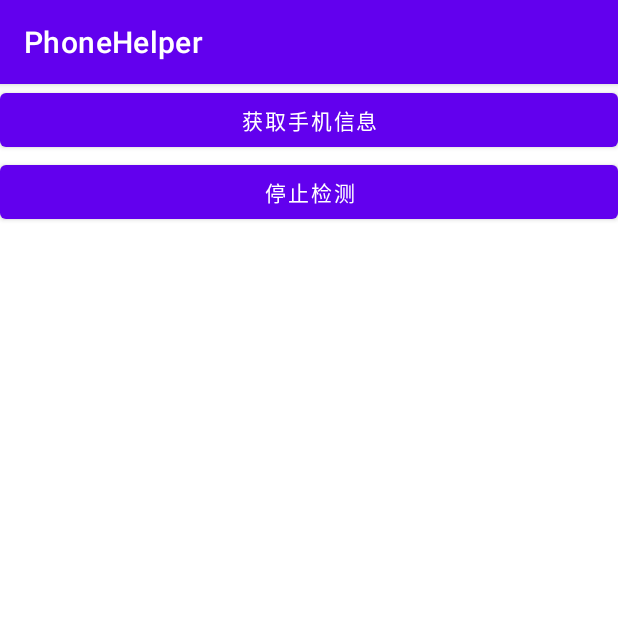
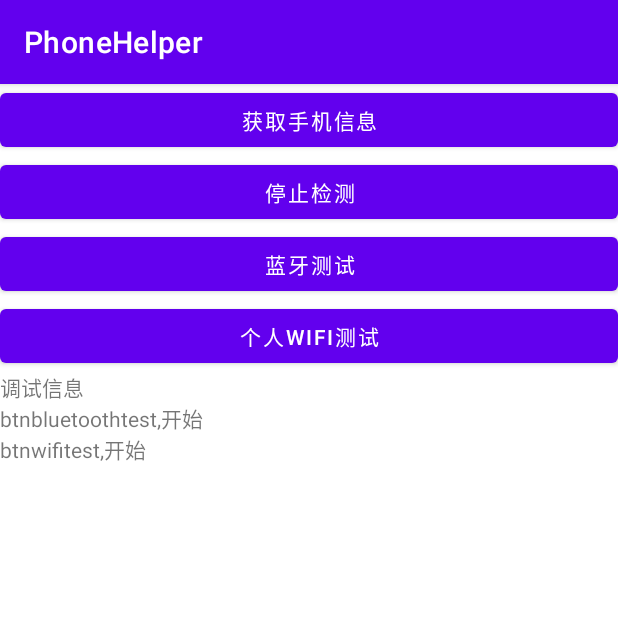
Before and after one commit to 176177082/PhoneHelper, an Android app: the MainActivity screen opened directly, with no data from a screen before it, after a tap on "蓝牙控制WIFI", on a phone screen of 412 x 824 dp, the top half of it. Run offline under Robolectric (Android 15) with nearby library versions, the phone set to English and light mode, and no system bars; 1 statement that could not run was skipped; 3 other taps on this screen came first.

Commit message:
加入蓝牙测试按钮，加入wifi测试钮，加入测试显示文本框（可滑动），构建初步方便开发和测试的应用环境

```diff
--- a/app/src/main/java/com/example/phonehelper/MainActivity.java
+++ b/app/src/main/java/com/example/phonehelper/MainActivity.java
@@ -8,10 +8,13 @@ import android.annotation.SuppressLint;
 import android.bluetooth.BluetoothAdapter;
 import android.bluetooth.BluetoothDevice;
 import android.bluetooth.BluetoothGatt;
+import android.bluetooth.BluetoothGattCallback;
 import android.bluetooth.BluetoothGattCharacteristic;
 import android.bluetooth.BluetoothGattServer;
+import android.bluetooth.BluetoothGattServerCallback;
 import android.bluetooth.BluetoothGattService;
 import android.bluetooth.BluetoothManager;
+import android.bluetooth.BluetoothProfile;
 import android.bluetooth.le.BluetoothLeScanner;
 import android.bluetooth.le.ScanCallback;
 import android.bluetooth.le.ScanResult;
@@ -27,9 +30,11 @@ import android.os.Bundle;
 import android.os.Handler;
 import android.os.Looper;
 import android.provider.Settings;
+import android.text.method.ScrollingMovementMethod;
 import android.util.Log;
 import android.view.View;
 import android.widget.Button;
+import android.widget.TextView;
 import android.widget.Toast;
 
 import java.lang.reflect.InvocationTargetException;
@@ -43,8 +48,11 @@ public class MainActivity extends AppCompatActivity {
     private static final int REQUEST_WRITE_SETTINGS_PERMISSION = 3;
 
     private static final String DEVICE_ADDRESS = "12:34:56:78:90:AB"; // 目标蓝牙设备地址
-    private static final UUID SERVICE_UUID = UUID.fromString("0000fff0-0000-1000-8000-00805f9b34fb"); // GATT 服务 UUID
-    private static final UUID CHARACTERISTIC_UUID = UUID.fromString("0000fff1-0000-1000-8000-00805f9b34fb"); // GATT 特征值 UUID
+    private static final String TARGET_DEVICE_NAME = "OPPO Enco W31 Lite"; // 目标蓝牙设备名字
+
+
+    private static final UUID GATT_SERVICE_UUID = UUID.fromString("0000fff0-0000-1000-8000-00805f9b34fb"); // GATT 服务 UUID
+    private static final UUID GATT_CHARACTERISTIC_UUID = UUID.fromString("0000fff1-0000-1000-8000-00805f9b34fb"); // GATT 特征值 UUID
 
     private BluetoothAdapter mBluetoothAdapter;
     private BluetoothLeScanner mBluetoothLeScanner;
@@ -52,7 +60,7 @@ public class MainActivity extends AppCompatActivity {
     private BluetoothGattCharacteristic mCharacteristic;
     private BluetoothGattServer mGattServer;
     private WifiManager mWifiManager;
-//    private TextView mLogView;
+    private TextView mLogView;
 
     private boolean mIsScanning = false;
     private boolean mIsGattConnected = false;
@@ -61,6 +69,10 @@ public class MainActivity extends AppCompatActivity {
     private Handler mHandler = new Handler(Looper.getMainLooper());
     private Button btnphoneinfo;
     private Button btnbluetoothconwifi;
+    private Button btnbluetoothtest;
+
+    private Button btnwifitest;
+
 
 
     @SuppressLint("MissingPermission")
@@ -68,6 +80,27 @@ public class MainActivity extends AppCompatActivity {
     protected void onCreate(Bundle savedInstanceState) {
         super.onCreate(savedInstanceState);
         setContentView(R.layout.activity_main);
+
+        mLogView=(TextView) findViewById(R.id.LogView);
+        mLogView.setMovementMethod(ScrollingMovementMethod.getInstance());
+
+        btnbluetoothtest = (Button) findViewById(R.id.buttonbluetoothtest);
+        btnbluetoothtest.setOnClickListener(new View.OnClickListener() {
+            @Override
+            public void onClick(View v) {
+                appendLog("btnbluetoothtest,开始");
+            }
+        });
+
+
+        btnwifitest = (Button) findViewById(R.id.buttonwifitest);
+        btnwifitest.setOnClickListener(new View.OnClickListener() {
+            @Override
+            public void onClick(View v) {
+                appendLog("btnwifitest,开始");
+            }
+        });
+
 
         btnphoneinfo = (Button) findViewById(R.id.buttongetphoneinfo);
         Intent intent1 = new Intent(this, phoneinfo.class);
@@ -108,22 +141,11 @@ public class MainActivity extends AppCompatActivity {
         }
 
 
-        // 检查是否拥有位置权限
-//        if (ActivityCompat.checkSelfPermission(this, Manifest.permission.ACCESS_FINE_LOCATION)
-//                != PackageManager.PERMISSION_GRANTED) {
-//            ActivityCompat.requestPermissions(this,
-//                    new String[]{Manifest.permission.ACCESS_FINE_LOCATION},
-//                    REQUEST_LOCATION_PERMISSION);
-//        }
+
 
         // 检查是否拥有修改系统设置权限（用于打开热点）
         Log.d(TAG, String.valueOf(Build.VERSION.SDK_INT)+String.valueOf(Build.VERSION_CODES.M));
-//        if (Build.VERSION.SDK_INT >= Build.VERSION_CODES.M && !Settings.System.canWrite(this)) {
-//            Intent intent = new Intent(Settings.ACTION_MANAGE_WRITE_SETTINGS);
-//            intent.addFlags(Intent.FLAG_ACTIVITY_NEW_TASK);
-//            intent.setData(Settings.System.CONTENT_URI);
-//            startActivityForResult(intent, REQUEST_WRITE_SETTINGS_PERMISSION);
-//        }
+
         if (Build.VERSION.SDK_INT >= Build.VERSION_CODES.M && !Settings.System.canWrite(this)) {
             showToast("拥有修改系统设置权限");
         } else {
@@ -142,8 +164,6 @@ public class MainActivity extends AppCompatActivity {
         mWifiManager = (WifiManager) getApplicationContext().getSystemService(Context.WIFI_SERVICE);
 
         // 设置按钮点击事件
-
-
         btnbluetoothconwifi.setOnClickListener(new View.OnClickListener() {
             @Override
             public void onClick(View view) {
@@ -172,21 +192,6 @@ public class MainActivity extends AppCompatActivity {
 //        stopGattServer();
     }
 
-
-//    @Override
-//    public void onRequestPermissionsResult(int requestCode, @NonNull String[] permissions,
-//                                           @NonNull int[] grantResults) {
-//        super.onRequestPermissionsResult(requestCode, permissions, grantResults);
-//        if (requestCode == REQUEST_LOCATION_PERMISSION) {
-//            if (grantResults.length > 0 && grantResults[0] == PackageManager.PERMISSION_GRANTED) {
-//                // 用户已授权位置权限
-//            } else {
-//                showToast("需要授权位置权限才能使用本应用");
-//                finish();
-//            }
-//        }
-//    }
-
     private void showToast(final String message) {
         mHandler.post(new Runnable() {
             @Override
@@ -195,6 +200,19 @@ public class MainActivity extends AppCompatActivity {
             }
         });
     }
+
+//    @SuppressLint("MissingPermission")
+//    private void startScan() {
+//        mBluetoothAdapter.getBluetoothLeScanner().startScan(mScanCallback);
+//                // 开启 GATT 服务
+//        startGattServer();
+//
+//        // 设置扫描标志位
+//        mIsScanning = true;
+//
+
+//    }
+
 
 
 //    private void appendLog(final String message) {
@@ -238,20 +256,11 @@ public class MainActivity extends AppCompatActivity {
 //        mIsScanning = false;
 //    }
 
+//    @SuppressLint("MissingPermission")
 //    private void startGattServer() {
 //        // 开启 GATT 服务
 //        BluetoothManager bluetoothManager = (BluetoothManager) getSystemService(Context.BLUETOOTH_SERVICE);
 //        if (bluetoothManager != null) {
-//            if (ActivityCompat.checkSelfPermission(this, Manifest.permission.BLUETOOTH_CONNECT) != PackageManager.PERMISSION_GRANTED) {
-//                // TODO: Consider calling
-//                //    ActivityCompat#requestPermissions
-//                // here to request the missing permissions, and then overriding
-//                //   public void onRequestPermissionsResult(int requestCode, String[] permissions,
-//                //                                          int[] grantResults)
-//                // to handle the case where the user grants the permission. See the documentation
-//                // for ActivityCompat#requestPermissions for more details.
-//                return;
-//            }
 //            mGattServer = bluetoothManager.openGattServer(this, mGattServerCallback);
 //            BluetoothGattService service = new BluetoothGattService(GATT_SERVICE_UUID, BluetoothGattService.SERVICE_TYPE_PRIMARY);
 //            BluetoothGattCharacteristic characteristic = new BluetoothGattCharacteristic(GATT_CHARACTERISTIC_UUID,
@@ -292,19 +301,20 @@ public class MainActivity extends AppCompatActivity {
 //                if (device.getName().equals(TARGET_DEVICE_NAME)) {
 //                    // 找到目标设备，停止扫描并连接到设备
 //                    stopScan();
-//                    connectToDevice(device);
+////                    connectToDevice(device);
 //                }
 //            }
 //        }
-//
+
 //        @Override
 //        public void onScanFailed(int errorCode) {
 //            super.onScanFailed(errorCode);
 //            showToast("扫描失败");
 //        }
 //    };
-
+//
 //    private BluetoothGattServerCallback mGattServerCallback = new BluetoothGattServerCallback() {
+//        @SuppressLint("MissingPermission")
 //        @Override
 //        public void onConnectionStateChange(BluetoothDevice device, int status, int newState) {
 //            super.onConnectionStateChange(device, status, newState);
@@ -319,22 +329,21 @@ public class MainActivity extends AppCompatActivity {
 //    };
 //
 //    private BluetoothGattCallback mGattCallback = new BluetoothGattCallback() {
+//        @SuppressLint("MissingPermission")
 //        @Override
 //        public void onConnectionStateChange(BluetoothGatt gatt, int status, int newState) {
 //            super.onConnectionStateChange(gatt, status, newState);
 //            if (newState == BluetoothProfile.STATE_CONNECTED) {
 //                // 连接成功，发现 GATT 服务
-//                mGatt.discoverServices();
-//                appendLog("
-//                        连接到设备" + gatt.getDevice().getName());
+//                mBluetoothGatt.discoverServices();
+//
 //            } else if (newState == BluetoothProfile.STATE_DISCONNECTED) {
 //                // 断开连接
 //                stopGattServer();
 //                disconnectGatt();
-//                appendLog("已断开与设备 " + gatt.getDevice().getName() + " 的连接");
 //            }
 //        }
-//
+
 //        @Override
 //        public void onServicesDiscovered(BluetoothGatt gatt, int status) {
 //            super.onServicesDiscovered(gatt, status);
@@ -359,7 +368,7 @@ public class MainActivity extends AppCompatActivity {
 //                }
 //            }
 //        }
-//
+
 //        @Override
 //        public void onCharacteristicWrite(BluetoothGatt gatt, BluetoothGattCharacteristic characteristic, int status) {
 //            super.onCharacteristicWrite(gatt, characteristic, status);
@@ -369,10 +378,11 @@ public class MainActivity extends AppCompatActivity {
 //            }
 //        }
 //    };
-//
+
+//    @SuppressLint("MissingPermission")
 //    private void connectToDevice(BluetoothDevice device) {
 //        // 连接到设备
-//        mGatt = device.connectGatt(this, false, mGattCallback);
+//        mBluetoothGatt = device.connectGatt(this, false, mGattCallback);
 //    }
 //
 //    private void toggleWifiAp(boolean enabled) {
@@ -416,21 +426,16 @@ public class MainActivity extends AppCompatActivity {
 //        }
 //    }
 //
+//    @SuppressLint("MissingPermission")
 //    private void stopScan() {
 //        // 停止扫描蓝牙设备
 //        if (mBluetoothAdapter != null) {
-//            if (ActivityCompat.checkSelfPermission(this, Manifest.permission.BLUETOOTH_SCAN) != PackageManager.PERMISSION_GRANTED) {
-//                // TODO: Consider calling
-//                //    ActivityCompat#requestPermissions
-//                // here to request the missing permissions, and then overriding
-//                //   public void onRequestPermissionsResult(int requestCode, String[] permissions,
-//                //                                          int[] grantResults)
-//                // to handle the case where the user grants the permission. See the documentation
-//                // for ActivityCompat#requestPermissions for more details.
-//                return;
-//            }
-//            mBluetoothAdapter.stopLeScan(mLeScanCallback);
-////            appendLog("已停止扫描蓝牙设备");
+//
+//            mBluetoothAdapter.getBluetoothLeScanner().stopScan(mScanCallback);
+//
+//
+////            mBluetoothLeScanner.stopScan(mScanCallback);
+////            mBluetoothAdapter.stopS(mScanCallback);
 //        }
 //    }
 //
@@ -468,10 +473,10 @@ public class MainActivity extends AppCompatActivity {
 //        }
 //    }
 
-//    private void appendLog(String message) {
-//        // 添加日志
-//        mLogTextView.append("\n" + message);
-//    }
+    private void appendLog(String message) {
+        // 添加日志
+        mLogView.append("\n" + message);
+    }
 
 
 }
--- a/app/src/main/res/layout/activity_main.xml
+++ b/app/src/main/res/layout/activity_main.xml
@@ -18,4 +18,28 @@
         android:layout_width="match_parent"
         android:layout_height="wrap_content"
         android:text="@string/buttonbluetoothconwifi" />
+
+    <Button
+        android:id="@+id/buttonbluetoothtest"
+        android:layout_width="match_parent"
+        android:layout_height="wrap_content"
+        android:text="@string/buttonbluetoothtest" />
+
+    <Button
+        android:id="@+id/buttonwifitest"
+        android:layout_width="match_parent"
+        android:layout_height="wrap_content"
+        android:text="@string/buttonwifitest" />
+
+
+        <TextView
+            android:id="@+id/LogView"
+            android:layout_width="match_parent"
+            android:scrollbars="vertical"
+            android:layout_height="133dp"
+            android:text="@string/LogView" />
+
+
+
+
 </LinearLayout>
--- a/app/src/main/res/values/strings.xml
+++ b/app/src/main/res/values/strings.xml
@@ -3,6 +3,9 @@
     <string name="buttongetphoneinfo">获取手机信息</string>
     <string name="phoneinfo_id_text">手机信息</string>
     <string name="buttonbluetoothconwifi">蓝牙控制wifi</string>
+    <string name="buttonbluetoothtest">蓝牙测试</string>
+    <string name="buttonwifitest">个人wifi测试</string>
+    <string name="LogView">调试信息</string>
 
 
 </resources>
```
Also changed, not shown: app/src/main/java/com/example/phonehelper/BLE/BLE.java (added, +10 -0 lines).
